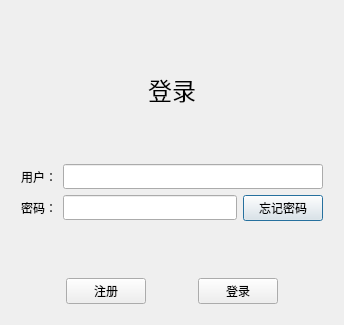
The window that logindialog.ui (Riustina/ChatClient) describes before a commit, drawn with Qt 5.
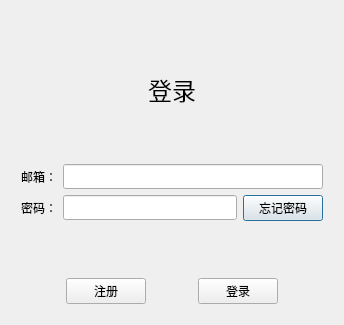
The same window after the commit.

```diff
--- a/logindialog.ui
+++ b/logindialog.ui
@@ -109,7 +109,7 @@
           </size>
          </property>
          <property name="text">
-          <string>用户：</string>
+          <string>邮箱：</string>
          </property>
         </widget>
        </item>
```
Left out of the diff: 2 changed lines with no effect on the pictures.
